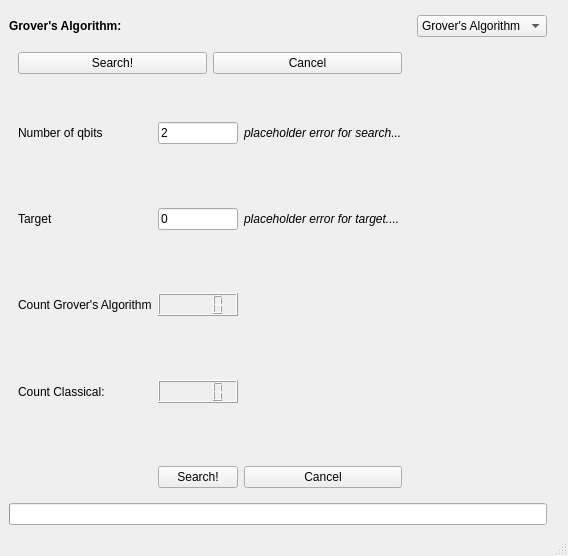
Old version of the form qcp/gui/form.ui in the repository Tiernan8r/quantum_computing_project.
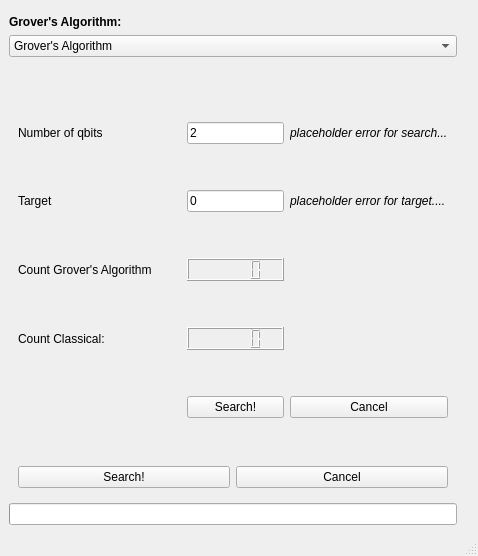
New version of the form.

Commit message: add combo box to select for algorithm type

```diff
--- a/qcp/gui/form.ui
+++ b/qcp/gui/form.ui
@@ -31,7 +31,39 @@
       </property>
      </widget>
     </item>
-    <item row="11" column="0">
+    <item row="8" column="0">
+     <widget class="QComboBox" name="algorithm_options">
+      <property name="frame">
+       <bool>true</bool>
+      </property>
+      <item>
+       <property name="text">
+        <string>Grover's Algorithm</string>
+       </property>
+      </item>
+      <item>
+       <property name="text">
+        <string>Phase Estimation</string>
+       </property>
+      </item>
+      <item>
+       <property name="text">
+        <string>Sudoku</string>
+       </property>
+      </item>
+     </widget>
+    </item>
+    <item row="6" column="0">
+     <widget class="QLabel" name="title">
+      <property name="text">
+       <string>&lt;html&gt;&lt;head/&gt;&lt;body&gt;&lt;p&gt;&lt;span style=&quot; font-weight:700;&quot;&gt;Grover's Algorithm:&lt;/span&gt;&lt;/p&gt;&lt;/body&gt;&lt;/html&gt;</string>
+      </property>
+      <property name="textFormat">
+       <enum>Qt::RichText</enum>
+      </property>
+     </widget>
+    </item>
+    <item row="13" column="0">
      <widget class="QProgressBar" name="progress_bar">
       <property name="enabled">
        <bool>true</bool>
@@ -44,34 +76,12 @@
       </property>
      </widget>
     </item>
-    <item row="9" column="0">
-     <layout class="QGridLayout" name="gridLayout_4">
-      <item row="0" column="1">
-       <widget class="QComboBox" name="algorithm_options">
-        <property name="frame">
-         <bool>true</bool>
-        </property>
-        <item>
-         <property name="text">
-          <string>Grover's Algorithm</string>
-         </property>
-        </item>
-        <item>
-         <property name="text">
-          <string>Phase Estimation</string>
-         </property>
-        </item>
-        <item>
-         <property name="text">
-          <string>Sudoku</string>
-         </property>
-        </item>
-       </widget>
-      </item>
-      <item row="3" column="0">
+    <item row="11" column="0">
+     <layout class="QVBoxLayout" name="algorithms_layout">
+      <item>
        <widget class="QWidget" name="grover_frame" native="true">
-        <layout class="QGridLayout" name="gridLayout">
-         <item row="1" column="0">
+        <layout class="QVBoxLayout" name="verticalLayout">
+         <item>
           <layout class="QGridLayout" name="grover_grid_layout">
            <item row="6" column="0">
             <widget class="QLabel" name="label_count_grover">
@@ -596,17 +606,7 @@
         </layout>
        </widget>
       </item>
-      <item row="0" column="0">
-       <widget class="QLabel" name="title">
-        <property name="text">
-         <string>&lt;html&gt;&lt;head/&gt;&lt;body&gt;&lt;p&gt;&lt;span style=&quot; font-weight:700;&quot;&gt;Grover's Algorithm:&lt;/span&gt;&lt;/p&gt;&lt;/body&gt;&lt;/html&gt;</string>
-        </property>
-        <property name="textFormat">
-         <enum>Qt::RichText</enum>
-        </property>
-       </widget>
-      </item>
-      <item row="2" column="0">
+      <item>
        <widget class="QWidget" name="phase_estimation_frame" native="true">
         <layout class="QGridLayout" name="gridLayout_3">
          <item row="0" column="0">
@@ -615,10 +615,10 @@
         </layout>
        </widget>
       </item>
-      <item row="1" column="0">
+      <item>
        <widget class="QWidget" name="sudoku_frame" native="true">
-        <layout class="QGridLayout" name="gridLayout_5">
-         <item row="0" column="0">
+        <layout class="QVBoxLayout" name="verticalLayout_3">
+         <item>
           <layout class="QGridLayout" name="sudoku_layout">
            <item row="2" column="1">
             <widget class="QPushButton" name="search_button_sudoku">
@@ -641,6 +641,19 @@
       </item>
      </layout>
     </item>
+    <item row="9" column="0">
+     <spacer name="verticalSpacer">
+      <property name="orientation">
+       <enum>Qt::Vertical</enum>
+      </property>
+      <property name="sizeHint" stdset="0">
+       <size>
+        <width>20</width>
+        <height>40</height>
+       </size>
+      </property>
+     </spacer>
+    </item>
    </layout>
   </widget>
   <widget class="QStatusBar" name="statusbar"/>
```
Left out of the diff: 6 changed lines with no effect on the pictures. The commit also changes 1 other file.
